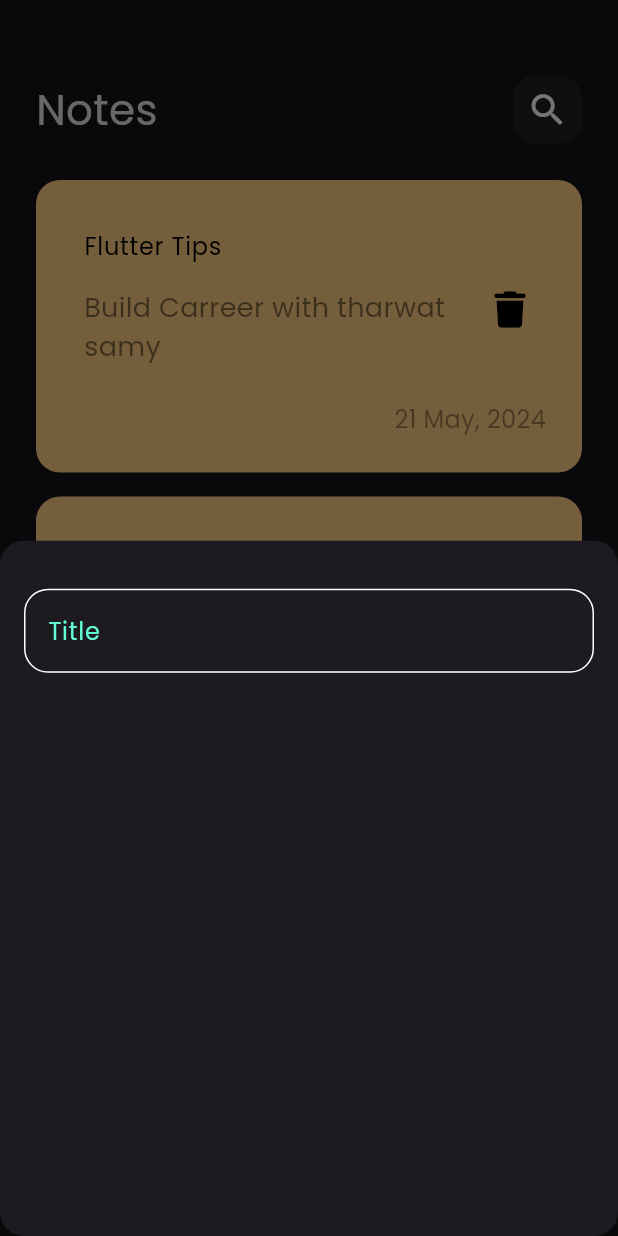
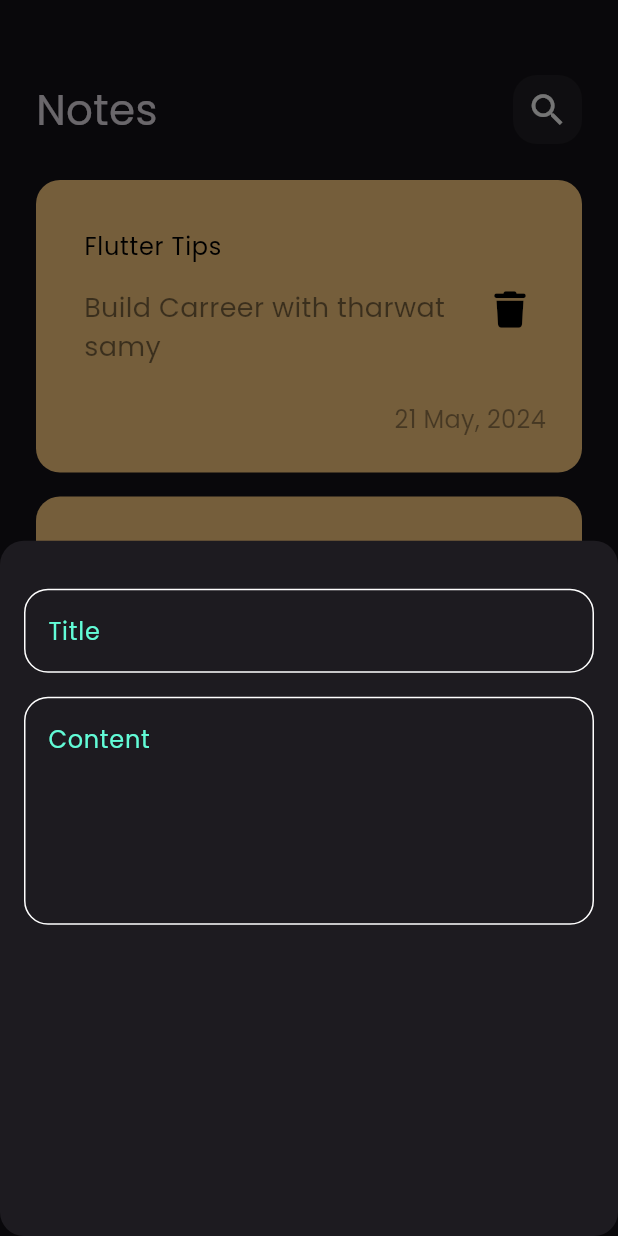
Before and after one commit to AhmedWaela/notes_app, a Flutter app: the screen it shows after launch, after a tap on the "add" icon, on a phone screen of 412 x 824 dp. Run offline on Flutter 3.47's test engine with Material 3 defaults, Android fonts, the phone set to English and light mode, and no system bars; our stand-ins replace font_awesome_flutter.

Commit message:
add field to bottom sheet

```diff
--- a/lib/features/presentation/views/widgets/add_note_bottom_sheet.dart
+++ b/lib/features/presentation/views/widgets/add_note_bottom_sheet.dart
@@ -6,14 +6,23 @@ class AddNoteBottomSheet extends StatelessWidget {
 
   @override
   Widget build(BuildContext context) {
-    return Padding(
-      padding: const EdgeInsets.symmetric(horizontal: 16),
+    return const Padding(
+      padding: EdgeInsets.symmetric(horizontal: 16),
       child: Column(
         children: [
           SizedBox(
             height: 32,
           ),
-          CustomTextField(),
+          CustomTextField(
+            hintText: "Title",
+          ),
+          SizedBox(
+            height: 16,
+          ),
+          CustomTextField(
+            hintText: "Content",
+            maxLines: 5,
+          )
         ],
       ),
     );
--- a/lib/features/presentation/views/widgets/custom_text_field.dart
+++ b/lib/features/presentation/views/widgets/custom_text_field.dart
@@ -2,15 +2,17 @@ import 'package:flutter/material.dart';
 import 'package:notes_app/core/constants/constants.dart';
 
 class CustomTextField extends StatelessWidget {
-  const CustomTextField({super.key});
-
+  const CustomTextField({super.key, required this.hintText, this.maxLines = 1});
+  final String hintText;
+  final int maxLines;
   @override
   Widget build(BuildContext context) {
     return TextField(
+      maxLines: maxLines,
       cursorColor: kPrimaryColor,
       decoration: InputDecoration(
         hintStyle: TextStyle(color: kPrimaryColor),
-        hintText: "Title",
+        hintText: hintText,
         border: buildBorder(),
         enabledBorder: buildBorder(),
         focusedBorder: buildBorder(
```
